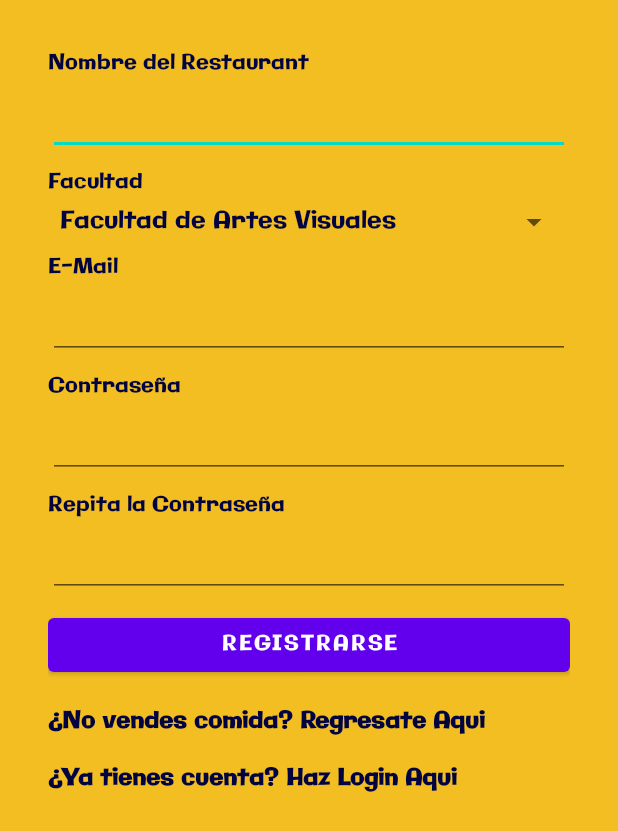
After one commit to MartinGarzaFCFM/UniGrub, an Android app: the RegisterAsRestaurant screen opened directly, with no data from a screen before it, on a phone screen of 412 x 824 dp. The commit adds this screen. Shown: the top 831 px of the screen. Run offline under Robolectric (Android 15) with nearby library versions, the phone set to English and light mode, and no system bars; our stand-ins replace Volley; network calls fail.

Commit message:
Agregado pantalla nueva, trabajando la persistencia de login

```diff
--- a/app/build.gradle
+++ b/app/build.gradle
@@ -69,4 +69,7 @@ dependencies {
     implementation 'androidx.recyclerview:recyclerview:1.3.0'
     implementation 'com.squareup.picasso:picasso:2.5.2'
 
+    //DataStore
+    implementation("androidx.datastore:datastore-preferences:1.0.0")
+
 }
--- /dev/null
+++ b/app/src/main/java/com/fcfm/unigrub/RegisterAsRestaurant.kt
@@ -0,0 +1,153 @@
+package com.fcfm.unigrub
+
+import android.content.Intent
+import androidx.appcompat.app.AppCompatActivity
+import android.os.Bundle
+import android.text.TextUtils
+import android.widget.ArrayAdapter
+import android.widget.Button
+import android.widget.EditText
+import android.widget.Spinner
+import android.widget.TextView
+import android.widget.Toast
+import com.android.volley.Request
+import com.android.volley.Response
+import com.android.volley.toolbox.StringRequest
+import com.android.volley.toolbox.Volley
+import java.util.HashMap
+
+class RegisterAsRestaurant : AppCompatActivity() {
+    //Variables de Entrada
+    private lateinit var nameInput: EditText
+    private lateinit var facultadInput: Spinner
+    private lateinit var emailInput: EditText
+    private lateinit var passwordInput: EditText
+    private lateinit var passwordconfirmInput: EditText
+
+    //Variables de Botones
+    private lateinit var registerBtn: Button
+    private lateinit var registerAsCustomer: TextView
+    private lateinit var backtologinTitle: TextView
+
+    //Intent Reciclable
+    private lateinit var intent: Intent
+
+    override fun onCreate(savedInstanceState: Bundle?) {
+        super.onCreate(savedInstanceState)
+        setContentView(R.layout.activity_register_as_restaurant)
+
+        //Anexar variables
+        nameInput = findViewById(R.id.NameInput)
+        facultadInput = findViewById(R.id.FacultadInput)
+        emailInput = findViewById(R.id.EmailInput)
+        passwordInput = findViewById(R.id.PasswordInput)
+        passwordconfirmInput = findViewById(R.id.PasswordConfirmInput)
+
+        registerBtn = findViewById(R.id.RegisterBtn)
+        registerAsCustomer = findViewById(R.id.RegisterAsCustomerTitle)
+        backtologinTitle = findViewById(R.id.BackToLoginTitle)
+
+        //Llenar el array de las facultades
+        ArrayAdapter.createFromResource(
+            this,
+            R.array.facultades,
+            android.R.layout.simple_spinner_item
+        ).also { adapter ->
+            adapter.setDropDownViewResource(android.R.layout.simple_spinner_dropdown_item)
+            facultadInput.adapter = adapter
+        }
+
+        registerBtn.setOnClickListener {
+            //revisar si los datos estan correctos
+            if (datosCorrectos()) {
+                //campos llenos, por lo tanto procede
+                crearUsuario(
+                    nameInput.text.toString(),
+                    null,
+                    facultadInput.selectedItem.toString(),
+                    emailInput.text.toString(),
+                    passwordInput.text.toString()
+                )
+            }
+        }
+
+        //Asignar Comportamientos
+        registerAsCustomer.setOnClickListener {
+            intent = Intent(this, RegisterUser::class.java)
+            startActivity(intent)
+            finish()
+        }
+
+        backtologinTitle.setOnClickListener {
+            intent = Intent(this, MainActivity::class.java)
+            startActivity(intent)
+            finish()
+        }
+    }
+
+    //Revisar si los inputs son Apropiados
+    private fun datosCorrectos(): Boolean {
+        if (TextUtils.isEmpty(nameInput.text.toString())) {
+            Toast.makeText(this, "Nombre(s) no puede estar vacio", Toast.LENGTH_LONG).show()
+            return false
+        }
+        if (TextUtils.isEmpty(facultadInput.selectedItem.toString())) {
+            Toast.makeText(this, "Facultad no puede estar vacio", Toast.LENGTH_LONG).show()
+            return false
+        }
+        if (TextUtils.isEmpty(emailInput.text.toString())) {
+            Toast.makeText(this, "Email no puede estar vacio", Toast.LENGTH_LONG).show()
+            return false
+        }
+        if (TextUtils.isEmpty(passwordInput.text.toString())) {
+            Toast.makeText(this, "Contraseña no puede estar vacio", Toast.LENGTH_LONG).show()
+            return false
+        }
+        if (!TextUtils.equals(
+                passwordInput.text.toString(),
+                passwordconfirmInput.text.toString()
+            )
+        ) {
+            Toast.makeText(this, "Confirme que la contraseña sea la misma", Toast.LENGTH_LONG)
+                .show()
+            return false
+        }
+        return true
+    }
+
+    private fun crearUsuario(
+        name: String,
+        lastName: String?,
+        facultad: String,
+        email: String,
+        password: String,
+    ) {
+        val usuario = Usuario(name, lastName, facultad, email, password)
+
+        val url = "http://20.232.215.102/includes/register_inc.php?action=create"
+        val queue = Volley.newRequestQueue(this)
+        var resultadoPost = object : StringRequest(Request.Method.POST, url,
+            Response.Listener<String> { response ->
+                Toast.makeText(this,"Usuario insertado exitosamente", Toast.LENGTH_LONG).show()
+                intent = Intent(this, MainActivity::class.java)
+                startActivity(intent)
+                finish()
+            }, Response.ErrorListener { error ->
+                Toast.makeText(this,"Error $error ", Toast.LENGTH_LONG).show()
+            }){
+            override fun getParams(): MutableMap<String, String>? {
+                val parametros= HashMap<String,String>()
+                parametros.put("name",usuario.name.toString())
+                parametros.put("lastName", usuario.lastName.toString())
+                parametros.put("email",usuario.email.toString())
+                parametros.put("password",usuario.password.toString())
+                parametros.put("school",usuario.facultad.toString())
+                parametros.put("userType", "2")
+
+                return parametros
+            }
+        }
+
+        queue.add(resultadoPost)
+    }
+}
--- /dev/null
+++ b/app/src/main/res/layout/activity_register_as_restaurant.xml
@@ -0,0 +1,129 @@
+<?xml version="1.0" encoding="utf-8"?>
+<androidx.constraintlayout.widget.ConstraintLayout xmlns:android="http://schemas.android.com/apk/res/android"
+    xmlns:app="http://schemas.android.com/apk/res-auto"
+    xmlns:tools="http://schemas.android.com/tools"
+    android:layout_width="match_parent"
+    android:layout_height="match_parent"
+    tools:context=".RegisterAsRestaurant">
+
+    <LinearLayout
+        android:layout_width="0dp"
+        android:layout_height="0dp"
+        android:layout_marginStart="32dp"
+        android:layout_marginTop="32dp"
+        android:layout_marginEnd="32dp"
+        android:layout_marginBottom="32dp"
+        android:orientation="vertical"
+        app:flow_verticalGap="4dp"
+        app:layout_constraintBottom_toBottomOf="parent"
+        app:layout_constraintEnd_toEndOf="parent"
+        app:layout_constraintStart_toStartOf="parent"
+        app:layout_constraintTop_toTopOf="parent">
+
+        <TextView
+            android:id="@+id/NameInputTitle"
+            android:layout_width="match_parent"
+            android:layout_height="wrap_content"
+            android:text="@string/RegisterAsRestaurant_NameInput_Title" />
+
+        <EditText
+            android:id="@+id/NameInput"
+            android:layout_width="match_parent"
+            android:layout_height="wrap_content"
+            android:layout_marginTop="4dp"
+            android:layout_marginBottom="8dp"
+            android:ems="10"
+            android:inputType="text" />
+
+        <TextView
+            android:id="@+id/FacultadInputTitle"
+            android:layout_width="match_parent"
+            android:layout_height="wrap_content"
+            android:text="@string/RegisterUser_FacultadInput_Title" />
+
+        <Spinner
+            android:id="@+id/FacultadInput"
+            android:layout_width="match_parent"
+            android:layout_height="wrap_content"
+            android:layout_marginTop="4dp"
+            android:layout_marginBottom="8dp" />
+
+        <TextView
+            android:id="@+id/EmailInputTitle"
+            android:layout_width="match_parent"
+            android:layout_height="wrap_content"
+            android:text="@string/RegisterUser_EmailInput_Title" />
+
+        <EditText
+            android:id="@+id/EmailInput"
+            android:layout_width="match_parent"
+            android:layout_height="wrap_content"
+            android:layout_marginTop="4dp"
+            android:layout_marginBottom="8dp"
+            android:ems="10"
+            android:inputType="text" />
+
+        <TextView
+            android:id="@+id/PasswordInputTitle"
+            android:layout_width="match_parent"
+            android:layout_height="wrap_content"
+            android:text="@string/RegisterUser_PasswordInput_Title" />
+
+        <EditText
+            android:id="@+id/PasswordInput"
+            android:layout_width="match_parent"
+            android:layout_height="wrap_content"
+            android:layout_marginTop="4dp"
+            android:layout_marginBottom="8dp"
+            android:ems="10"
+            android:inputType="textPassword" />
+
+        <TextView
+            android:id="@+id/PasswordConfirmInputTitle"
+            android:layout_width="match_parent"
+            android:layout_height="wrap_content"
+            android:text="@string/RegisterUser_PasswordConfirmInput_Title" />
+
+        <EditText
+            android:id="@+id/PasswordConfirmInput"
+            android:layout_width="match_parent"
+            android:layout_height="wrap_content"
+            android:layout_marginTop="4dp"
+            android:layout_marginBottom="8dp"
+            android:ems="10"
+            android:inputType="textPassword" />
+
+        <Button
+            android:id="@+id/RegisterBtn"
+            android:layout_width="match_parent"
+            android:layout_height="wrap_content"
+            android:text="@string/RegisterUser_RegisterBtn_Text" />
+
+        <TextView
+            android:id="@+id/RegisterAsCustomerTitle"
+            android:layout_width="match_parent"
+            android:layout_height="wrap_content"
+            android:layout_marginTop="16dp"
+            android:clickable="true"
+            android:text="@string/RegisterAsRestaurant_AsCustomer_Text"
+            android:textAlignment="textStart"
+            android:textColor="@color/UniGrub_Blue"
+            android:textSize="15dp"
+            android:textStyle="bold" />
+
+        <TextView
+            android:id="@+id/BackToLoginTitle"
+            android:layout_width="match_parent"
+            android:layout_height="wrap_content"
+            android:layout_marginTop="16dp"
+            android:clickable="true"
+            android:text="@string/RegisterUser_BackToLogin_Text"
+            android:textAlignment="textStart"
+            android:textColor="@color/UniGrub_Blue"
+            android:textSize="15dp"
+            android:textStyle="bold" />
+
+
+    </LinearLayout>
+
+</androidx.constraintlayout.widget.ConstraintLayout>
--- a/app/src/main/res/values/strings.xml
+++ b/app/src/main/res/values/strings.xml
@@ -19,28 +19,39 @@
     <string name="RegisterUser_AsRestaurant_Text">¿Vendes Comida? Registrate Aqui</string>
     <string name="RegisterUser_BackToLogin_Text">¿Ya tienes cuenta? Haz Login Aqui</string>
 
+    <!-- Strings de RegisterAsRestaurant -->
+    <string name="RegisterAsRestaurant_NameInput_Title">Nombre del Restaurant</string>
+    <string name="RegisterAsRestaurant_LastNameInput_Title">Apellido(s)</string>
+    <string name="RegisterAsRestaurant_FacultadInput_Title">Facultad</string>
+    <string name="RegisterAsRestaurant_EmailInput_Title">E-Mail</string>
+    <string name="RegisterAsRestaurant_PasswordInput_Title">Contraseña</string>
+    <string name="RegisterAsRestaurant_PasswordConfirmInput_Title">Repita la Contraseña</string>
+    <string name="RegisterAsRestaurant_RegisterBtn_Text">Registrarse</string>
+    <string name="RegisterAsRestaurant_AsCustomer_Text">¿No vendes comida? Regresate Aqui</string>
+    <string name="RegisterAsRestaurant_BackToLogin_Text">¿Ya tienes cuenta? Haz Login Aqui</string>
+
     <string-array name="facultades">
         <item>Facultad de Artes Visuales</item>
         <item>Facultad de Arquitectura</item>
-        <item>Facultad de Ciencias de la Comunicación</item>
+        <item>Facultad de Ciencias de la Comunicacion</item>
         <item>Facultad de Ciencias de la Tierra</item>
-        <item>Facultad de Ciencias Físicas y Matemáticas</item>
+        <item>Facultad de Ciencias Fisicas y Matemáticas</item>
         <item>Facultad de Ciencias Forestales</item>
-        <item>Facultad de Ciencias Políticas y Administración Pública</item>
-        <item>Facultad de Contaduría Pública y Administración</item>
-        <item>Facultad de Derecho y Criminología</item>
-        <item>Facultad de Economía</item>
-        <item>Facultad de Enfermería</item>
-        <item>Facultad de Filosofía y Letras</item>
-        <item>Facultad de Ingeniería Civil</item>
-        <item>Facultad de Ingeniería Electromecánica</item>
-        <item>Facultad de Ingeniería Mecánica y Eléctrica</item>
+        <item>Facultad de Ciencias Politicas y Administracion Publica</item>
+        <item>Facultad de Contaduria Publica y Administracion</item>
+        <item>Facultad de Derecho y Criminologia</item>
+        <item>Facultad de Economia</item>
+        <item>Facultad de Enfermeria</item>
+        <item>Facultad de Filosofia y Letras</item>
+        <item>Facultad de Ingenieria Civil</item>
+        <item>Facultad de Ingenieria Electromecánica</item>
+        <item>Facultad de Ingenieria Mecánica y Electrica</item>
         <item>Facultad de Medicina</item>
-        <item>Facultad de Música</item>
-        <item>Facultad de Odontología</item>
-        <item>Facultad de Organización Deportiva</item>
-        <item>Facultad de Psicología</item>
-        <item>Facultad de Salud Pública y Nutrición</item>
+        <item>Facultad de Musica</item>
+        <item>Facultad de Odontologia</item>
+        <item>Facultad de Organizacion Deportiva</item>
+        <item>Facultad de Psicologia</item>
+        <item>Facultad de Salud Publica y Nutricion</item>
         <item>Facultad de Trabajo Social</item>
         <item>Facultad de Veterinaria y Zootecnia</item>
     </string-array>
```
Also changed, not shown: app/src/main/AndroidManifest.xml (+7 -1 lines), app/src/main/java/com/fcfm/unigrub/MainActivity.kt (+74 -27 lines).
